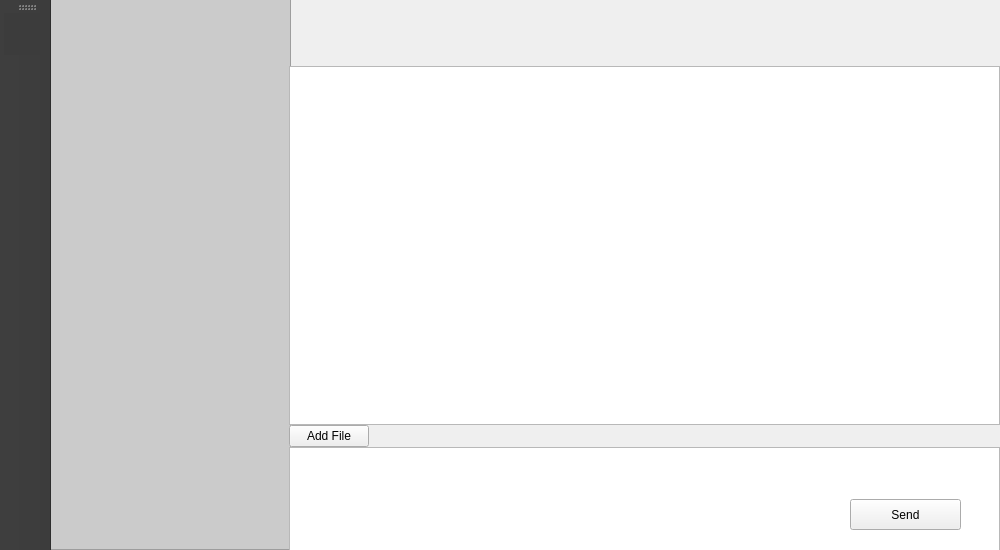
Qt form mainwindow.ui (Pin5000ms/QtChat) before a commit.
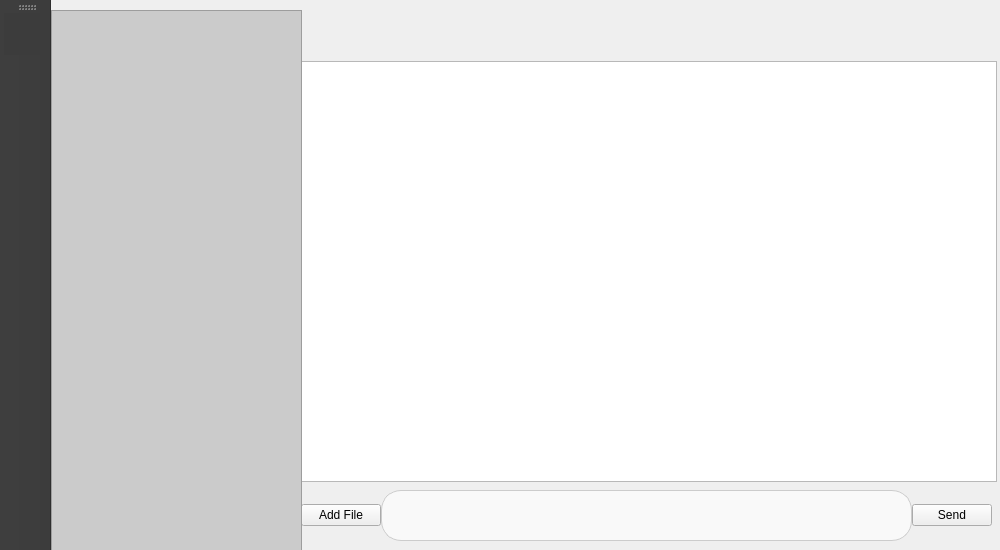
The same form after that commit. Icons and pictures are not drawn.

Patch:
```diff
--- a/mainwindow.ui
+++ b/mainwindow.ui
@@ -17,75 +17,17 @@
    <widget class="QWidget" name="gridLayoutWidget">
     <property name="geometry">
      <rect>
-      <x>-1</x>
-      <y>-1</y>
-      <width>951</width>
-      <height>551</height>
+      <x>250</x>
+      <y>490</y>
+      <width>691</width>
+      <height>51</height>
      </rect>
     </property>
-    <layout class="QGridLayout" name="gridLayout" rowstretch="3,0" columnstretch="1">
-     <item row="0" column="0" rowspan="2">
-      <widget class="QWidget" name="widget" native="true">
-       <widget class="QListView" name="contacts">
-        <property name="geometry">
-         <rect>
-          <x>0</x>
-          <y>0</y>
-          <width>241</width>
-          <height>551</height>
-         </rect>
-        </property>
-        <property name="styleSheet">
-         <string notr="true">background-color: rgb(203, 203, 203);</string>
-        </property>
-       </widget>
-       <widget class="QWidget" name="gridLayoutWidget_2">
-        <property name="geometry">
-         <rect>
-          <x>239</x>
-          <y>-5</y>
-          <width>711</width>
-          <height>561</height>
-         </rect>
-        </property>
-        <layout class="QGridLayout" name="gridLayout_2" rowstretch="2,10,1,3">
+    <layout class="QHBoxLayout" name="horizontalLayout_3">
          <property name="spacing">
           <number>0</number>
          </property>
-         <item row="1" column="0">
-          <widget class="QListView" name="chatroom"/>
-         </item>
-         <item row="3" column="0">
-          <widget class="QTextEdit" name="msgEdit"/>
-         </item>
-         <item row="0" column="0">
-          <layout class="QHBoxLayout" name="horizontalLayout">
            <item>
-            <widget class="QLabel" name="current_contact">
-             <property name="text">
-              <string/>
-             </property>
-             <property name="margin">
-              <number>10</number>
-             </property>
-            </widget>
-           </item>
-           <item>
-            <spacer name="horizontalSpacer">
-             <property name="orientation">
-              <enum>Qt::Horizontal</enum>
-             </property>
-             <property name="sizeHint" stdset="0">
-              <size>
-               <width>40</width>
-               <height>20</height>
-              </size>
-             </property>
-            </spacer>
-           </item>
-          </layout>
-         </item>
-         <item row="2" column="0">
           <widget class="QPushButton" name="sendFileButton">
            <property name="sizePolicy">
             <sizepolicy hsizetype="Fixed" vsizetype="Fixed">
@@ -98,25 +40,63 @@
            </property>
           </widget>
          </item>
-        </layout>
-       </widget>
+     <item>
+      <widget class="QTextEdit" name="msgEdit">
+       <property name="styleSheet">
+        <string notr="true">QTextEdit {
+        border: 1px solid #cccccc;
+        border-radius: 20px;
+        padding: 5px;
+        background-color: #f9f9f9;
+}</string>
+       </property>
+      </widget>
+     </item>
+     <item>
        <widget class="QPushButton" name="sendButton">
-        <property name="geometry">
-         <rect>
-          <x>800</x>
-          <y>500</y>
-          <width>111</width>
-          <height>31</height>
-         </rect>
-        </property>
         <property name="text">
          <string>Send</string>
         </property>
        </widget>
-      </widget>
      </item>
     </layout>
    </widget>
+   <widget class="QListView" name="chatroom">
+    <property name="geometry">
+     <rect>
+      <x>245</x>
+      <y>61</y>
+      <width>701</width>
+      <height>421</height>
+     </rect>
+    </property>
+   </widget>
+   <widget class="QListView" name="contacts">
+    <property name="geometry">
+     <rect>
+      <x>0</x>
+      <y>10</y>
+      <width>251</width>
+      <height>541</height>
+     </rect>
+    </property>
+    <property name="styleSheet">
+     <string notr="true">background-color: rgb(203, 203, 203);</string>
+    </property>
+   </widget>
+   <widget class="QLabel" name="current_contact">
+    <property name="geometry">
+     <rect>
+      <x>280</x>
+      <y>20</y>
+      <width>91</width>
+      <height>31</height>
+     </rect>
+    </property>
+    <property name="text">
+     <string/>
+    </property>
+   </widget>
   </widget>
   <widget class="QToolBar" name="toolBar">
    <property name="windowTitle">
```
Left out of the diff: 2 changed lines with no effect on the pictures. Lines whose indentation alone changed are shown as unchanged.
